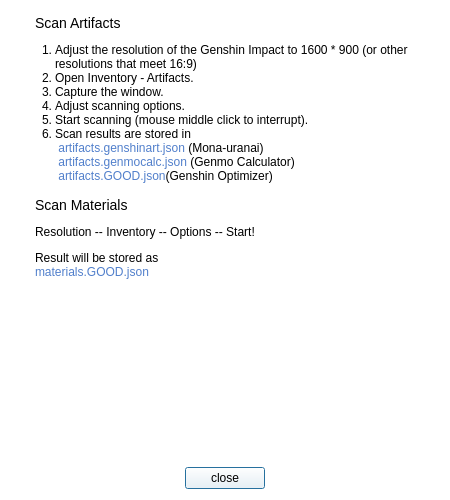
Qt form ui_dev/Amenoma_Help_Dialog_EN.ui (daydreaming666/Amenoma) before a commit.
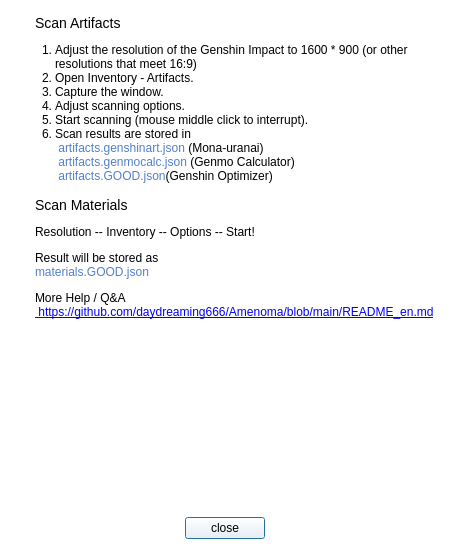
The same form after that commit.

The edit to the form file:
```diff
--- a/ui_dev/Amenoma_Help_Dialog_EN.ui
+++ b/ui_dev/Amenoma_Help_Dialog_EN.ui
@@ -7,7 +7,7 @@
     <x>0</x>
     <y>0</y>
     <width>450</width>
-    <height>500</height>
+    <height>550</height>
    </rect>
   </property>
   <property name="palette">
@@ -460,7 +460,8 @@
 &lt;li style=&quot; margin-top:0px; margin-bottom:12px; margin-left:0px; margin-right:0px; -qt-block-indent:0; text-indent:0px;&quot;&gt;Scan results are stored in &lt;br /&gt; &lt;span style=&quot; color:#517fcb;&quot;&gt;artifacts.genshinart.json&lt;/span&gt; (Mona-uranai)&lt;br /&gt; &lt;span style=&quot; color:#517fcb;&quot;&gt;artifacts.genmocalc.json&lt;/span&gt; (Genmo Calculator)&lt;br /&gt; &lt;span style=&quot; color:#517fcb;&quot;&gt;artifacts.GOOD.json&lt;/span&gt;(Genshin Optimizer)&lt;/li&gt;&lt;/ol&gt;
 &lt;p style=&quot; margin-top:14px; margin-bottom:12px; margin-left:20px; margin-right:0px; -qt-block-indent:0; text-indent:0px;&quot;&gt;&lt;span style=&quot; font-size:large;&quot;&gt;Scan Materials&lt;/span&gt;&lt;/p&gt;
 &lt;p style=&quot; margin-top:12px; margin-bottom:12px; margin-left:20px; margin-right:0px; -qt-block-indent:0; text-indent:0px;&quot;&gt;Resolution -- Inventory -- Options -- Start!&lt;/p&gt;
-&lt;p style=&quot; margin-top:12px; margin-bottom:12px; margin-left:20px; margin-right:0px; -qt-block-indent:0; text-indent:0px;&quot;&gt;Result will be stored as &lt;br /&gt;&lt;span style=&quot; color:#517fcb;&quot;&gt;materials.GOOD.json&lt;/span&gt;&lt;/p&gt;&lt;/body&gt;&lt;/html&gt;</string>
+&lt;p style=&quot; margin-top:12px; margin-bottom:12px; margin-left:20px; margin-right:0px; -qt-block-indent:0; text-indent:0px;&quot;&gt;Result will be stored as &lt;br /&gt;&lt;span style=&quot; color:#517fcb;&quot;&gt;materials.GOOD.json&lt;/span&gt;&lt;/p&gt;
+&lt;p style=&quot; margin-top:12px; margin-bottom:12px; margin-left:20px; margin-right:0px; -qt-block-indent:0; text-indent:0px;&quot;&gt;More Help / Q&amp;amp;A &lt;br /&gt;&lt;a href=&quot;https://github.com/daydreaming666/Amenoma/blob/main/README_en.md&quot;&gt;&lt;span style=&quot; text-decoration: underline; color:#0000ff;&quot;&gt; https://github.com/daydreaming666/Amenoma/blob/main/README_en.md &lt;/span&gt;&lt;/a&gt;&lt;/p&gt;&lt;/body&gt;&lt;/html&gt;</string>
      </property>
     </widget>
    </item>
```
